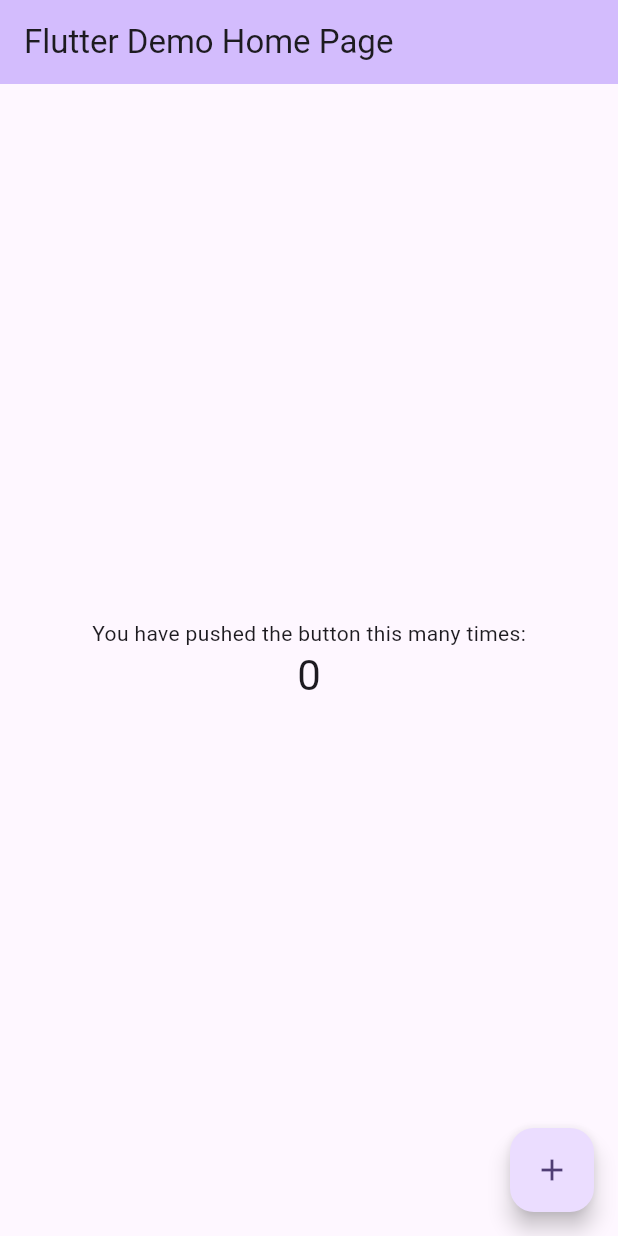
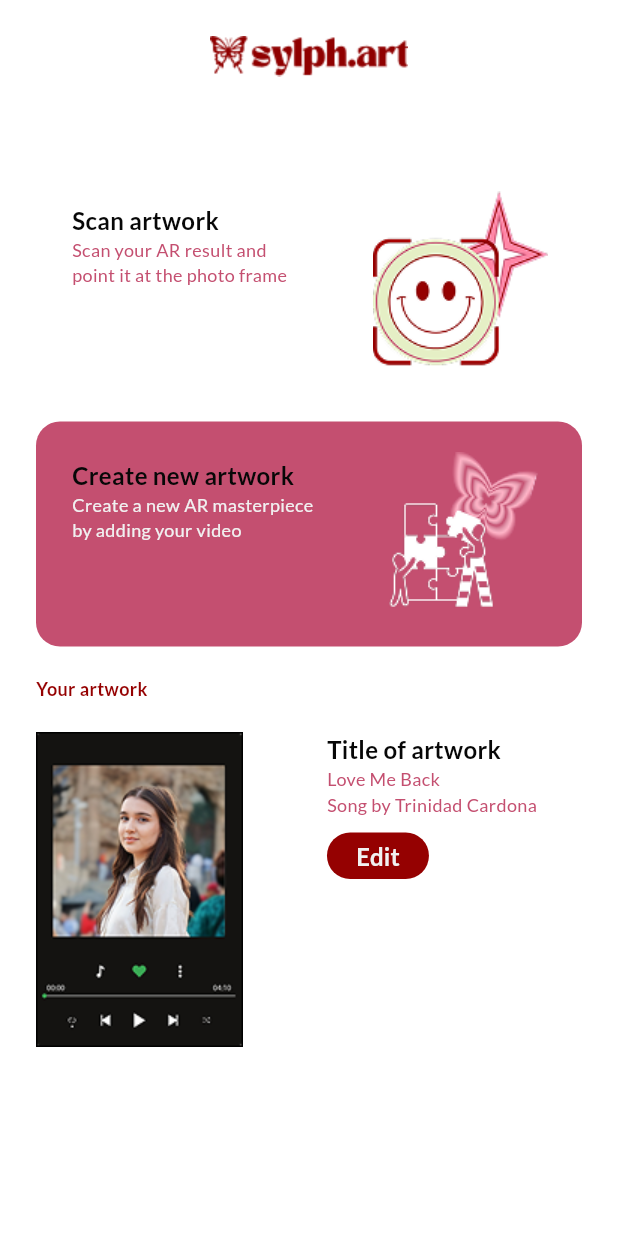
Before and after one commit to nandamaull244/sylph_ar, a Flutter app: the screen it shows after launch, on a phone screen of 412 x 824 dp. Run offline on Flutter 3.47's test engine with Material 3 defaults, Android fonts, the light colour scheme and no system bars; our stand-ins replace get, google_fonts, sizer.

Commit message:
perubahan terakhir

```diff
--- a/lib/main.dart
+++ b/lib/main.dart
@@ -1,125 +1,27 @@
 import 'package:flutter/material.dart';
+import 'package:get/get_navigation/src/root/get_material_app.dart';
+import 'package:sizer/sizer.dart';
+import 'package:flutter/services.dart';
+import 'splash_screen.dart';
 
 void main() {
   runApp(const MyApp());
+  SystemChrome.setSystemUIOverlayStyle(SystemUiOverlayStyle(
+    statusBarColor:
+        const Color.fromARGB(0, 255, 255, 255), // Make status bar transparent
+  ));
 }
 
 class MyApp extends StatelessWidget {
-  const MyApp({super.key});
-
-  // This widget is the root of your application.
-  @override
-  Widget build(BuildContext context) {
-    return MaterialApp(
-      title: 'Flutter Demo',
-      theme: ThemeData(
-        // This is the theme of your application.
-        //
-        // TRY THIS: Try running your application with "flutter run". You'll see
-        // the application has a purple toolbar. Then, without quitting the app,
-        // try changing the seedColor in the colorScheme below to Colors.green
-        // and then invoke "hot reload" (save your changes or press the "hot
-        // reload" button in a Flutter-supported IDE, or press "r" if you used
-        // the command line to start the app).
-        //
-        // Notice that the counter didn't reset back to zero; the application
-        // state is not lost during the reload. To reset the state, use hot
-        // restart instead.
-        //
-        // This works for code too, not just values: Most code changes can be
-        // tested with just a hot reload.
-        colorScheme: ColorScheme.fromSeed(seedColor: Colors.deepPurple),
-        useMaterial3: true,
-      ),
-      home: const MyHomePage(title: 'Flutter Demo Home Page'),
-    );
-  }
-}
-
-class MyHomePage extends StatefulWidget {
-  const MyHomePage({super.key, required this.title});
-
-  // This widget is the home page of your application. It is stateful, meaning
-  // that it has a State object (defined below) that contains fields that affect
-  // how it looks.
-
-  // This class is the configuration for the state. It holds the values (in this
-  // case the title) provided by the parent (in this case the App widget) and
-  // used by the build method of the State. Fields in a Widget subclass are
-  // always marked "final".
-
-  final String title;
-
-  @override
-  State<MyHomePage> createState() => _MyHomePageState();
-}
-
-class _MyHomePageState extends State<MyHomePage> {
-  int _counter = 0;
-
-  void _incrementCounter() {
-    setState(() {
-      // This call to setState tells the Flutter framework that something has
-      // changed in this State, which causes it to rerun the build method below
-      // so that the display can reflect the updated values. If we changed
-      // _counter without calling setState(), then the build method would not be
-      // called again, and so nothing would appear to happen.
-      _counter++;
-    });
-  }
+  const MyApp({Key? key}) : super(key: key);
 
   @override
   Widget build(BuildContext context) {
-    // This method is rerun every time setState is called, for instance as done
-    // by the _incrementCounter method above.
-    //
-    // The Flutter framework has been optimized to make rerunning build methods
-    // fast, so that you can just rebuild anything that needs updating rather
-    // than having to individually change instances of widgets.
-    return Scaffold(
-      appBar: AppBar(
-        // TRY THIS: Try changing the color here to a specific color (to
-        // Colors.amber, perhaps?) and trigger a hot reload to see the AppBar
-        // change color while the other colors stay the same.
-        backgroundColor: Theme.of(context).colorScheme.inversePrimary,
-        // Here we take the value from the MyHomePage object that was created by
-        // the App.build method, and use it to set our appbar title.
-        title: Text(widget.title),
-      ),
-      body: Center(
-        // Center is a layout widget. It takes a single child and positions it
-        // in the middle of the parent.
-        child: Column(
-          // Column is also a layout widget. It takes a list of children and
-          // arranges them vertically. By default, it sizes itself to fit its
-          // children horizontally, and tries to be as tall as its parent.
-          //
-          // Column has various properties to control how it sizes itself and
-          // how it positions its children. Here we use mainAxisAlignment to
-          // center the children vertically; the main axis here is the vertical
-          // axis because Columns are vertical (the cross axis would be
-          // horizontal).
-          //
-          // TRY THIS: Invoke "debug painting" (choose the "Toggle Debug Paint"
-          // action in the IDE, or press "p" in the console), to see the
-          // wireframe for each widget.
-          mainAxisAlignment: MainAxisAlignment.center,
-          children: <Widget>[
-            const Text(
-              'You have pushed the button this many times:',
-            ),
-            Text(
-              '$_counter',
-              style: Theme.of(context).textTheme.headlineMedium,
-            ),
-          ],
-        ),
-      ),
-      floatingActionButton: FloatingActionButton(
-        onPressed: _incrementCounter,
-        tooltip: 'Increment',
-        child: const Icon(Icons.add),
-      ), // This trailing comma makes auto-formatting nicer for build methods.
-    );
+    return Sizer(builder: (context, orientation, deviceType) {
+      return GetMaterialApp(
+        debugShowCheckedModeBanner: false, // Remove debug banner
+        home: const SplashScreen(),
+      );
+    });
   }
 }
--- /dev/null
+++ b/lib/page/home_screen.dart
@@ -0,0 +1,200 @@
+import 'dart:async';
+
+import 'package:flutter/material.dart';
+import 'package:get/get.dart';
+import 'package:sylph_ar/page/login.dart';
+import '../theme.dart';
+
+class HomeScreen extends StatefulWidget {
+  const HomeScreen({super.key});
+
+  @override
+  State<HomeScreen> createState() => _HomeScreenState();
+}
+
+class _HomeScreenState extends State<HomeScreen> {
+  @override
+  Widget build(BuildContext context) {
+    return Scaffold(
+      backgroundColor: backgroundColor,
+      body: SafeArea(
+          bottom: false,
+          child: Padding(
+            padding: EdgeInsets.only(top: defaultMargin),
+            child: ListView(
+              children: [
+                Padding(
+                  padding: EdgeInsets.only(
+                      left: defaultMargin, right: defaultMargin),
+                  child: Column(
+                    mainAxisAlignment: MainAxisAlignment.center,
+                    children: [
+                      Image.asset('assets/logo_home.png'),
+                      SizedBox(height: 60),
+                      Container(
+                        width: double.infinity,
+                        height: 150,
+                        decoration: BoxDecoration(
+                            borderRadius: BorderRadius.circular(16)),
+                        child: InkWell(
+                          onTap: () {},
+                          splashColor: primaryColor,
+                          borderRadius: BorderRadius.circular(16),
+                          child: Row(
+                            mainAxisAlignment: MainAxisAlignment.spaceBetween,
+                            children: [
+                              Padding(
+                                padding: EdgeInsets.only(
+                                    top: defaultMargin, left: defaultMargin),
+                                child: Column(
+                                  crossAxisAlignment: CrossAxisAlignment.start,
+                                  children: [
+                                    Text(
+                                      'Scan artwork',
+                                      style: semiBoldTextStyle18,
+                                    ),
+                                    Text(
+                                      'Scan your AR result and \npoint it at the photo frame',
+                                      style: regularTextStylePink,
+                                    ),
+                                  ],
+                                ),
+                              ),
+                              Padding(
+                                padding: EdgeInsets.only(right: 16),
+                                child: Column(
+                                  crossAxisAlignment: CrossAxisAlignment.end,
+                                  mainAxisAlignment: MainAxisAlignment.center,
+                                  children: [
+                                    Image.asset('assets/scan-picture.png',
+                                        width: 130.0),
+                                  ],
+                                ),
+                              ),
+                            ],
+                          ),
+                        ),
+                      ),
+                      SizedBox(height: 20),
+                      Container(
+                        width: double.infinity,
+                        height: 150,
+                        decoration: BoxDecoration(
+                          color: secondaryColor,
+                          borderRadius: BorderRadius.circular(16),
+                        ),
+                        child: InkWell(
+                          onTap: () {},
+                          splashColor: primaryColor,
+                          borderRadius: BorderRadius.circular(16),
+                          child: Row(
+                            mainAxisAlignment: MainAxisAlignment.spaceBetween,
+                            children: [
+                              Padding(
+                                padding: EdgeInsets.only(
+                                    top: defaultMargin, left: defaultMargin),
+                                child: Column(
+                                  crossAxisAlignment: CrossAxisAlignment.start,
+                                  children: [
+                                    Text(
+                                      'Create new artwork',
+                                      style: semiBoldTextStyle18,
+                                    ),
+                                    Text(
+                                      'Create a new AR masterpiece \nby adding your video',
+                                      style: regularTextStyleWhite,
+                                    ),
+                                  ],
+                                ),
+                              ),
+                              Padding(
+                                padding: EdgeInsets.only(right: 16),
+                                child: Column(
+                                  crossAxisAlignment: CrossAxisAlignment.end,
+                                  mainAxisAlignment: MainAxisAlignment.center,
+                                  children: [
+                                    Image.asset('assets/add-picture.png',
+                                        width: 130.0),
+                                  ],
+                                ),
+                              ),
+                            ],
+                          ),
+                        ),
+                      ),
+                      SizedBox(height: 20),
+                      Row(
+                        mainAxisAlignment: MainAxisAlignment.start,
+                        children: [
+                          Text(
+                            'Your artwork',
+                            style: semiBoldTextStyle,
+                          ),
+                        ],
+                      ),
+                      SizedBox(height: 20),
+                      Container(
+                        width: double.infinity,
+                        height: 210,
+                        child: Row(
+                          mainAxisAlignment: MainAxisAlignment.spaceBetween,
+                          crossAxisAlignment: CrossAxisAlignment.start,
+                          children: [
+                            Image.asset(
+                              'assets/frame31.png',
+                            ),
+                            Padding(
+                              padding: const EdgeInsets.only(right: 30),
+                              child: Column(
+                                mainAxisAlignment: MainAxisAlignment.start,
+                                crossAxisAlignment: CrossAxisAlignment.start,
+                                children: [
+                                  Text(
+                                    'Title of artwork',
+                                    style: semiBoldTextStyle18,
+                                  ),
+                                  Text(
+                                    'Love Me Back\nSong by Trinidad Cardona',
+                                    style: regularTextStylePink,
+                                  ),
+                                  SizedBox(
+                                    height: 10,
+                                  ),
+                                  Container(
+                                    width: 68,
+                                    height: 31,
+                                    decoration: BoxDecoration(
+                                        borderRadius: BorderRadius.circular(8)),
+                                    child: FloatingActionButton(
+                                      onPressed: () {
+                                        Navigator.push(
+                                          context,
+                                          MaterialPageRoute(
+                                              builder: (context) =>
+                                                  LoginScreen()),
+                                        );
+                                      },
+                                      backgroundColor: primaryColor,
+                                      splashColor: addColor,
+                                      elevation: 0,
+                                      child: Text(
+                                        'Edit',
+                                        style: semiBoldTextStyle16white,
+                                      ),
+                                    ),
+                                  )
+                                ],
+                              ),
+                            )
+                          ],
+                        ),
+                      )
+                    ],
+                  ),
+                )
+              ],
+            ),
+          )),
+    );
+  }
+}
--- a/lib/theme.dart
+++ b/lib/theme.dart
@@ -4,10 +4,10 @@ import 'package:google_fonts/google_fonts.dart';
 Color primaryColor = const Color.fromARGB(255, 149, 1, 1);
 Color secondaryColor = const Color.fromARGB(255, 196, 79, 112);
 Color whiteColor = const Color.fromARGB(255, 241, 241, 241);
-Color backGround = const Color.fromARGB(255, 255, 255, 255);
-Color blackColor = const Color.fromARGB(255, 18, 18, 18);
+Color backgroundColor = const Color.fromARGB(255, 255, 255, 255);
+Color blackColor = const Color.fromARGB(255, 7, 7, 7);
 Color ternaryColor = const Color.fromARGB(255, 255, 133, 164);
-Color addColor = const Color.fromARGB(255, 255, 188, 219);
+Color addColor = const Color.fromARGB(255, 247, 199, 221);
 Color textColor = const Color(0xff6C6464);
 
 double defaultMargin = 24.0;
@@ -28,12 +28,17 @@ TextStyle mediumTextStyle = GoogleFonts.lato(
   fontWeight: FontWeight.w500,
 );
 TextStyle semiBoldTextStyle = GoogleFonts.lato(
-  color: textColor,
+  color: primaryColor,
   fontSize: 12,
   fontWeight: FontWeight.w700,
 );
 TextStyle semiBoldTextStyle16 = GoogleFonts.lato(
   color: textColor,
+  fontSize: 16,
+  fontWeight: FontWeight.w700,
+);
+TextStyle semiBoldTextStyle18 = GoogleFonts.lato(
+  color: blackColor,
   fontSize: 16,
   fontWeight: FontWeight.w700,
 );
@@ -48,8 +53,13 @@ TextStyle regularTextStyle = GoogleFonts.lato(
   fontSize: 12,
   fontWeight: FontWeight.w400,
 );
-TextStyle regularTextStylePink = GoogleFonts.poppins(
+TextStyle regularTextStylePink = GoogleFonts.lato(
   color: secondaryColor,
+  fontSize: 12,
+  fontWeight: FontWeight.w400,
+);
+TextStyle regularTextStyleWhite = GoogleFonts.lato(
+  color: whiteColor,
   fontSize: 12,
   fontWeight: FontWeight.w400,
 );
```
Also changed, not shown: lib/page/login.dart (added, +133 -0 lines), lib/splash_screen.dart (added, +49 -0 lines), lib/widget/form_input.dart (added, +73 -0 lines), pubspec.yaml (+4 -5 lines), assets/frame31.png (renamed from assets/Frame 31.png), assets/logo_home.png, assets/logo_login.png, assets/logo_splash.png, pubspec.lock, 6 other files.
